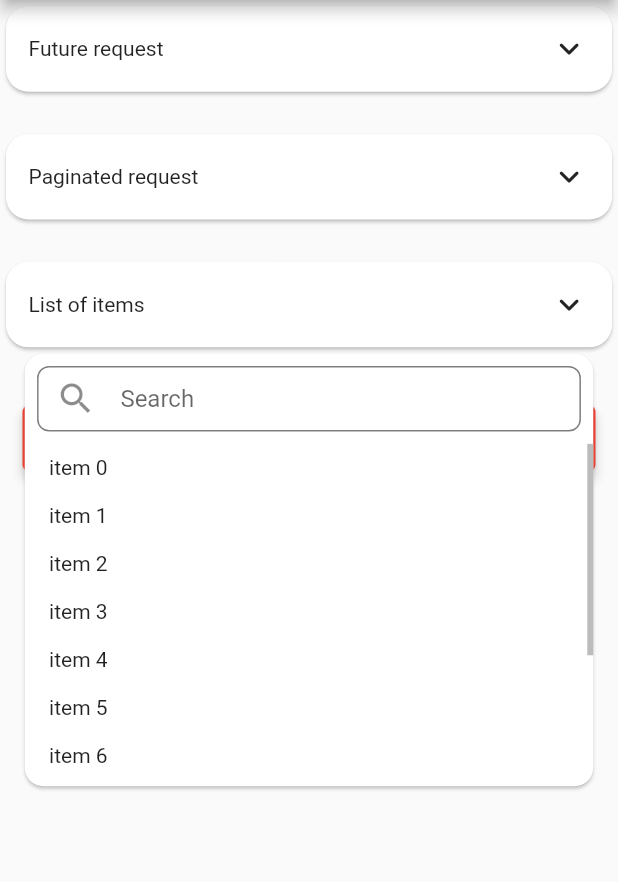
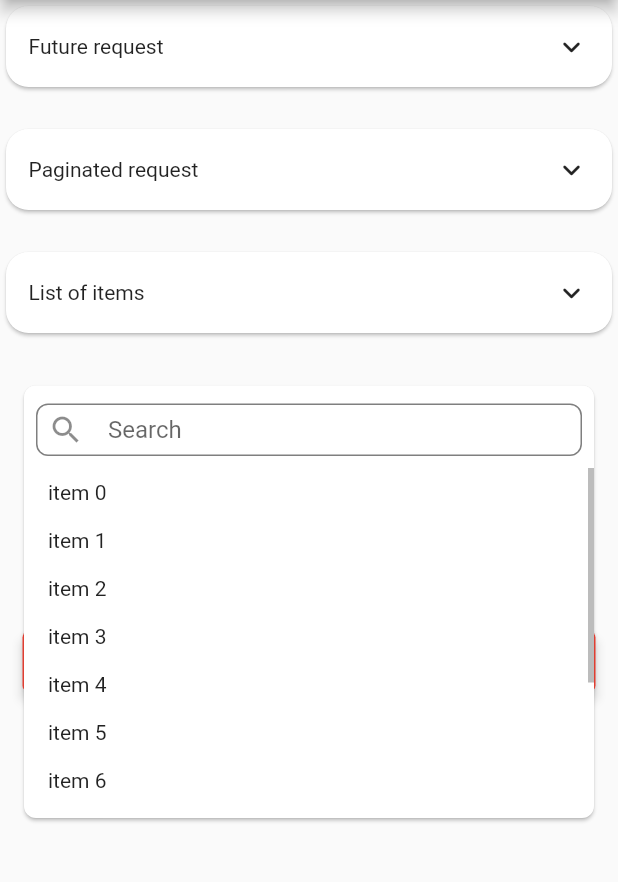
Before and after one commit to mdikcinar/searchable_dropdown, a Flutter app: the screen it shows after launch, after a tap on "List of items", on a phone screen of 412 x 824 dp, the part 84-966 px from its top. Run offline on Flutter 3.47's test engine with Material 2 defaults, Android fonts, the phone set to English and light mode, and no system bars; our stand-ins replace dio; network calls fail.

Commit message:
refactor: code refactor

```diff
--- a/example/lib/main.dart
+++ b/example/lib/main.dart
@@ -76,7 +76,7 @@ class _MyAppState extends State<MyApp> {
                 },
               ),
             ),
-            const SizedBox(height: 20),
+            const SizedBox(height: 180),
             Form(
               key: formKey,
               child: SearchableDropdownFormField<int>(
--- /dev/null
+++ b/lib/src/extensions/context_extension.dart
@@ -0,0 +1,5 @@
+import 'package:flutter/material.dart';
+
+extension ContextExtension on BuildContext {
+  double get deviceHeight => MediaQuery.of(this).size.height;
+}
--- a/lib/src/extensions/extensions.dart
+++ b/lib/src/extensions/extensions.dart
@@ -1,2 +1,3 @@
+export 'context_extension.dart';
 export 'custom_global_key_extension.dart';
 export 'custom_string_extension.dart';
--- a/lib/src/searchable_dropdown.dart
+++ b/lib/src/searchable_dropdown.dart
@@ -1,6 +1,6 @@
 import 'package:flutter/material.dart';
 
-import 'package:searchable_paginated_dropdown/src/extensions/custom_global_key_extension.dart';
+import 'package:searchable_paginated_dropdown/src/extensions/extensions.dart';
 import 'package:searchable_paginated_dropdown/src/model/searchable_dropdown_menu_item.dart';
 import 'package:searchable_paginated_dropdown/src/searchable_dropdown_controller.dart';
 import 'package:searchable_paginated_dropdown/src/utils/custom_inkwell.dart';
@@ -124,7 +124,7 @@ class SearchableDropdown<T> extends StatefulWidget {
   //Is dropdown enabled
   final bool isEnabled;
 
-  /// Height of dropdown's dialog, default: MediaQuery.of(context).size.height*0.3.
+  /// Height of dropdown's dialog, default: context.deviceHeight*0.3.
   final double? dropDownMaxHeight;
 
   /// Dropdowns margin padding with other widgets.
@@ -196,11 +196,7 @@ class _SearchableDropdownState<T> extends State<SearchableDropdown<T>> {
 
   @override
   Widget build(BuildContext context) {
-    return SizedBox(
-      key: controller.key,
-      width: MediaQuery.of(context).size.width,
-      child: widget.backgroundDecoration?.call(
-            _DropDown(
+    final dropdownWidget = _DropDown(
       controller: controller,
       isEnabled: widget.isEnabled,
       disabledOnTap: widget.disabledOnTap,
@@ -214,31 +210,20 @@ class _SearchableDropdownState<T> extends State<SearchableDropdown<T>> {
       paginatedRequest: widget.paginatedRequest,
       searchHintText: widget.searchHintText,
       trailingIcon: widget.trailingIcon,
-            ),
-          ) ??
-          _DropDown(
-            controller: controller,
-            isEnabled: widget.isEnabled,
-            disabledOnTap: widget.disabledOnTap,
-            dropDownMaxHeight: widget.dropDownMaxHeight,
-            futureRequest: widget.futureRequest,
-            hintText: widget.hintText,
-            leadingIcon: widget.leadingIcon,
-            margin: widget.margin,
-            noRecordText: widget.noRecordText,
-            onChanged: widget.onChanged,
-            paginatedRequest: widget.paginatedRequest,
-            searchHintText: widget.searchHintText,
-            trailingIcon: widget.trailingIcon,
-          ),
+    );
+
+    return SizedBox(
+      key: controller.key,
+      width: MediaQuery.of(context).size.width,
+      child: widget.backgroundDecoration?.call(dropdownWidget) ?? dropdownWidget,
     );
   }
 }
 
 class _DropDown<T> extends StatelessWidget {
   const _DropDown({
+    required this.controller,
     required this.isEnabled,
-    required this.controller,
     this.leadingIcon,
     this.trailingIcon,
     this.disabledOnTap,
@@ -272,13 +257,13 @@ class _DropDown<T> extends StatelessWidget {
       behavior: HitTestBehavior.opaque,
       onTap: () {
         if (isEnabled) {
-          _dropDownOnTab(context, controller);
+          showDropdownDialog(context, controller);
         } else {
           disabledOnTap?.call();
         }
       },
       child: Padding(
-        padding: margin ?? EdgeInsets.all(MediaQuery.of(context).size.height * 0.015),
+        padding: margin ?? const EdgeInsets.all(8),
         child: Row(
           children: [
             Expanded(
@@ -299,9 +284,9 @@ class _DropDown<T> extends StatelessWidget {
               ),
             ),
             trailingIcon ??
-                Icon(
+                const Icon(
                   Icons.keyboard_arrow_down_rounded,
-                  size: MediaQuery.of(context).size.height * 0.033,
+                  size: 24,
                 ),
           ],
         ),
@@ -309,23 +294,22 @@ class _DropDown<T> extends StatelessWidget {
     );
   }
 
-  void _dropDownOnTab(BuildContext context, SearchableDropdownController<T> controller) {
+  void showDropdownDialog(BuildContext context, SearchableDropdownController<T> controller) {
     var isReversed = false;
-    final positionFromBottom = controller.key.globalPaintBounds != null
-        ? MediaQuery.of(context).size.height - controller.key.globalPaintBounds!.bottom
-        : null;
-    final alertDialogMaxHeight = dropDownMaxHeight ?? MediaQuery.of(context).size.height * 0.35;
+    final deviceHeight = context.deviceHeight;
+    final dropdownGlobalPointBounds = controller.key.globalPaintBounds;
+    final positionFromBottom =
+        dropdownGlobalPointBounds != null ? deviceHeight - dropdownGlobalPointBounds.bottom : null;
+    final alertDialogMaxHeight = dropDownMaxHeight ?? deviceHeight * 0.35;
     var dialogPositionFromBottom = positionFromBottom != null ? positionFromBottom - alertDialogMaxHeight : null;
+    const dialogOffset = 35; //Dialog offset from dropdown
     if (dialogPositionFromBottom != null) {
-      //Dialog ekrana sığmıyor ise reverseler
       //If dialog couldn't fit the screen, reverse it
       if (dialogPositionFromBottom <= 0) {
         isReversed = true;
-        dialogPositionFromBottom += alertDialogMaxHeight +
-            controller.key.globalPaintBounds!.height +
-            MediaQuery.of(context).size.height * 0.005;
+        dialogPositionFromBottom += alertDialogMaxHeight + controller.key.globalPaintBounds!.height + dialogOffset;
       } else {
-        dialogPositionFromBottom -= MediaQuery.of(context).size.height * 0.005;
+        dialogPositionFromBottom -= dialogOffset;
       }
     }
     if (controller.items == null) {
@@ -334,23 +318,22 @@ class _DropDown<T> extends StatelessWidget {
     } else {
       controller.searchedItems.value = controller.items;
     }
-    //Hesaplamaları yaptıktan sonra dialogu göster
     //Show the dialog
-    showDialog(
+    showDialog<void>(
       context: context,
       builder: (context) {
         var reCalculatePosition = dialogPositionFromBottom;
         final keyboardHeight = MediaQuery.of(context).viewInsets.bottom;
-        //Keyboard varsa digalogu ofsetler
-        //If keyboard pushes the dialog, recalculate the dialog's possition.
+        //If keyboard pushes the dialog, recalculate the dialog's position.
         if (reCalculatePosition != null && reCalculatePosition <= keyboardHeight) {
           reCalculatePosition = (keyboardHeight - reCalculatePosition) + reCalculatePosition;
         }
         return Padding(
           padding: EdgeInsets.only(
             bottom: reCalculatePosition ?? 0,
-              left: MediaQuery.of(context).size.height * 0.02,
-              right: MediaQuery.of(context).size.height * 0.02),
+            left: 16,
+            right: 16,
+          ),
           child: Column(
             mainAxisAlignment: MainAxisAlignment.end,
             children: [
@@ -369,7 +352,6 @@ class _DropDown<T> extends StatelessWidget {
           ),
         );
       },
-      barrierDismissible: true,
       barrierColor: Colors.transparent,
     );
   }
@@ -400,8 +382,8 @@ class _DropDownText<T> extends StatelessWidget {
 
 class _DropDownCard<T> extends StatelessWidget {
   const _DropDownCard({
+    required this.controller,
     required this.isReversed,
-    required this.controller,
     this.searchHintText,
     this.paginatedRequest,
     this.onChanged,
@@ -423,11 +405,11 @@ class _DropDownCard<T> extends StatelessWidget {
         Flexible(
           child: Card(
             margin: EdgeInsets.zero,
-            shape: RoundedRectangleBorder(
-              borderRadius: BorderRadius.all(
-                Radius.circular(MediaQuery.of(context).size.height * 0.015),
+            shape: const RoundedRectangleBorder(
+              borderRadius: BorderRadius.all(Radius.circular(8)),
             ),
-            ),
+            child: Padding(
+              padding: const EdgeInsets.symmetric(vertical: 4),
               child: Column(
                 mainAxisSize: MainAxisSize.min,
                 verticalDirection: isReversed ? VerticalDirection.up : VerticalDirection.down,
@@ -438,14 +420,15 @@ class _DropDownCard<T> extends StatelessWidget {
                   ),
                   Flexible(
                     child: _DropDownListView(
+                      controller: controller,
+                      paginatedRequest: paginatedRequest,
                       isReversed: isReversed,
-                    controller: controller,
                       noRecordText: noRecordText,
                       onChanged: onChanged,
-                    paginatedRequest: paginatedRequest,
                     ),
                   ),
                 ],
+              ),
             ),
           ),
         ),
@@ -465,24 +448,24 @@ class _DropDownSearchBar<T> extends StatelessWidget {
   @override
   Widget build(BuildContext context) {
     return Padding(
-      padding: EdgeInsets.all(MediaQuery.of(context).size.height * 0.01),
+      padding: const EdgeInsets.all(8),
       child: CustomSearchBar(
         focusNode: controller.searchFocusNode,
         changeCompletionDelay: const Duration(milliseconds: 200),
         hintText: searchHintText ?? 'Search',
         isOutlined: true,
-        leadingIcon: Icon(Icons.search, size: MediaQuery.of(context).size.height * 0.033),
+        leadingIcon: const Icon(Icons.search, size: 24),
         onChangeComplete: (value) {
           controller.searchText = value;
           if (controller.items != null) {
             controller.fillSearchedList(value);
             return;
           }
-          if (value == '') {
-            controller.getItemsWithPaginatedRequest(page: 1, isNewSearch: true);
-          } else {
-            controller.getItemsWithPaginatedRequest(page: 1, key: value, isNewSearch: true);
-          }
+          controller.getItemsWithPaginatedRequest(
+            key: value == '' ? null : value,
+            page: 1,
+            isNewSearch: true,
+          );
         },
       ),
     );
@@ -491,8 +474,8 @@ class _DropDownSearchBar<T> extends StatelessWidget {
 
 class _DropDownListView<T> extends StatelessWidget {
   const _DropDownListView({
+    required this.controller,
     required this.isReversed,
-    required this.controller,
     this.paginatedRequest,
     this.noRecordText,
     this.onChanged,
@@ -509,10 +492,10 @@ class _DropDownListView<T> extends StatelessWidget {
     return ValueListenableBuilder(
       valueListenable: paginatedRequest != null ? controller.paginatedItemList : controller.searchedItems,
       builder: (context, List<SearchableDropdownMenuItem<T>>? itemList, child) => itemList == null
-          ? const Center(child: CircularProgressIndicator())
+          ? const Center(child: CircularProgressIndicator.adaptive())
           : itemList.isEmpty
               ? Padding(
-                  padding: EdgeInsets.all(MediaQuery.of(context).size.height * 0.015),
+                  padding: const EdgeInsets.all(8),
                   child: noRecordText ?? const Text('No record'),
                 )
               : Scrollbar(
@@ -520,7 +503,7 @@ class _DropDownListView<T> extends StatelessWidget {
                   controller: controller.scrollController,
                   child: ListView.builder(
                     controller: controller.scrollController,
-                    padding: listViewPadding(context: context, isReversed: isReversed),
+                    padding: listViewPadding(isReversed: isReversed),
                     itemCount: itemList.length + 1,
                     shrinkWrap: true,
                     reverse: isReversed,
@@ -539,12 +522,12 @@ class _DropDownListView<T> extends StatelessWidget {
                       } else {
                         return ValueListenableBuilder(
                           valueListenable: controller.status,
-                          builder: (context, SearchableDropdownStatus state, child) =>
-                              state == SearchableDropdownStatus.busy
-                                  ? const Center(
-                                      child: CircularProgressIndicator(),
-                                    )
-                                  : const SizedBox(),
+                          builder: (context, SearchableDropdownStatus state, child) {
+                            if (state == SearchableDropdownStatus.busy) {
+                              return const Center(child: CircularProgressIndicator.adaptive());
+                            }
+                            return const SizedBox.shrink();
+                          },
                         );
                       }
                     },
@@ -553,12 +536,13 @@ class _DropDownListView<T> extends StatelessWidget {
     );
   }
 
-  EdgeInsets listViewPadding({required BuildContext context, required bool isReversed}) {
+  EdgeInsets listViewPadding({required bool isReversed}) {
+    const itemHeight = 48.0; //Needed offset to show progress indicator
     return EdgeInsets.only(
-      left: MediaQuery.of(context).size.height * 0.01,
-      right: MediaQuery.of(context).size.height * 0.01,
-      bottom: !isReversed ? MediaQuery.of(context).size.height * 0.06 : 0,
-      top: isReversed ? MediaQuery.of(context).size.height * 0.06 : 0,
+      left: 8,
+      right: 8,
+      bottom: isReversed ? 0 : itemHeight,
+      top: isReversed ? itemHeight : 0,
     );
   }
 }
--- a/lib/src/utils/custom_search_bar.dart
+++ b/lib/src/utils/custom_search_bar.dart
@@ -100,7 +100,7 @@ class _SearchBarTextField extends StatelessWidget {
     }
 
     return Padding(
-      padding: EdgeInsets.all(MediaQuery.of(context).size.height * 0.015),
+      padding: const EdgeInsets.all(8),
       child: TextField(
         controller: controller,
         focusNode: focusNode,
```
Also changed, not shown: 2 other files. Lines whose indentation alone changed are shown as unchanged.
